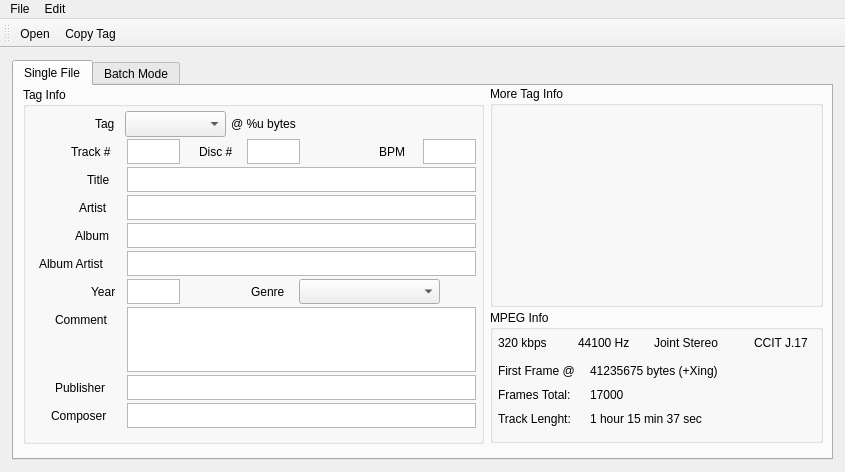
This is window.ui in Odept/mp3_tag_editor as Qt 5 draws it before an edit. The edited form follows.
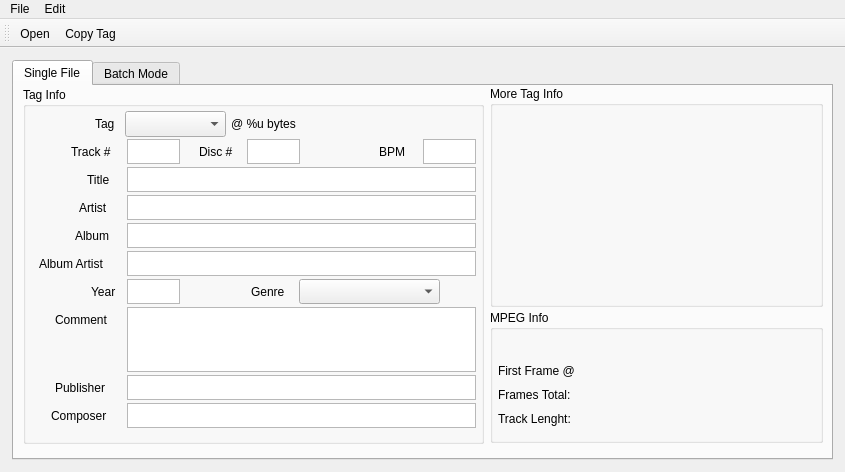
This is the edited form. Custom widgets are drawn as their Qt base class.

```diff
--- a/window.ui
+++ b/window.ui
@@ -666,9 +666,6 @@
            <height>25</height>
           </rect>
          </property>
-         <property name="text">
-          <string>320 kbps</string>
-         </property>
         </widget>
         <widget class="QLabel" name="labelMode">
          <property name="geometry">
@@ -679,9 +676,6 @@
            <height>25</height>
           </rect>
          </property>
-         <property name="text">
-          <string>Joint Stereo</string>
-         </property>
         </widget>
         <widget class="QLabel" name="labelEmphasis">
          <property name="geometry">
@@ -692,9 +686,6 @@
            <height>25</height>
           </rect>
          </property>
-         <property name="text">
-          <string>CCIT J.17</string>
-         </property>
         </widget>
         <widget class="QLabel" name="labelOffset">
          <property name="geometry">
@@ -706,7 +697,7 @@
           </rect>
          </property>
          <property name="text">
-          <string>41235675 bytes (+Xing)</string>
+          <string/>
          </property>
         </widget>
         <widget class="QLabel" name="labelFrames">
@@ -714,12 +705,12 @@
           <rect>
            <x>100</x>
            <y>72</y>
-           <width>45</width>
+           <width>53</width>
            <height>25</height>
           </rect>
          </property>
          <property name="text">
-          <string>17000</string>
+          <string/>
          </property>
         </widget>
         <widget class="QLabel" name="labelLen">
@@ -732,7 +723,7 @@
           </rect>
          </property>
          <property name="text">
-          <string>1 hour 15 min 37 sec</string>
+          <string/>
          </property>
         </widget>
         <widget class="QLabel" name="labelSamplingRate">
@@ -744,9 +735,6 @@
            <height>25</height>
           </rect>
          </property>
-         <property name="text">
-          <string>44100 Hz</string>
-         </property>
         </widget>
        </widget>
        <widget class="QGroupBox" name="boxTagEx">
```
